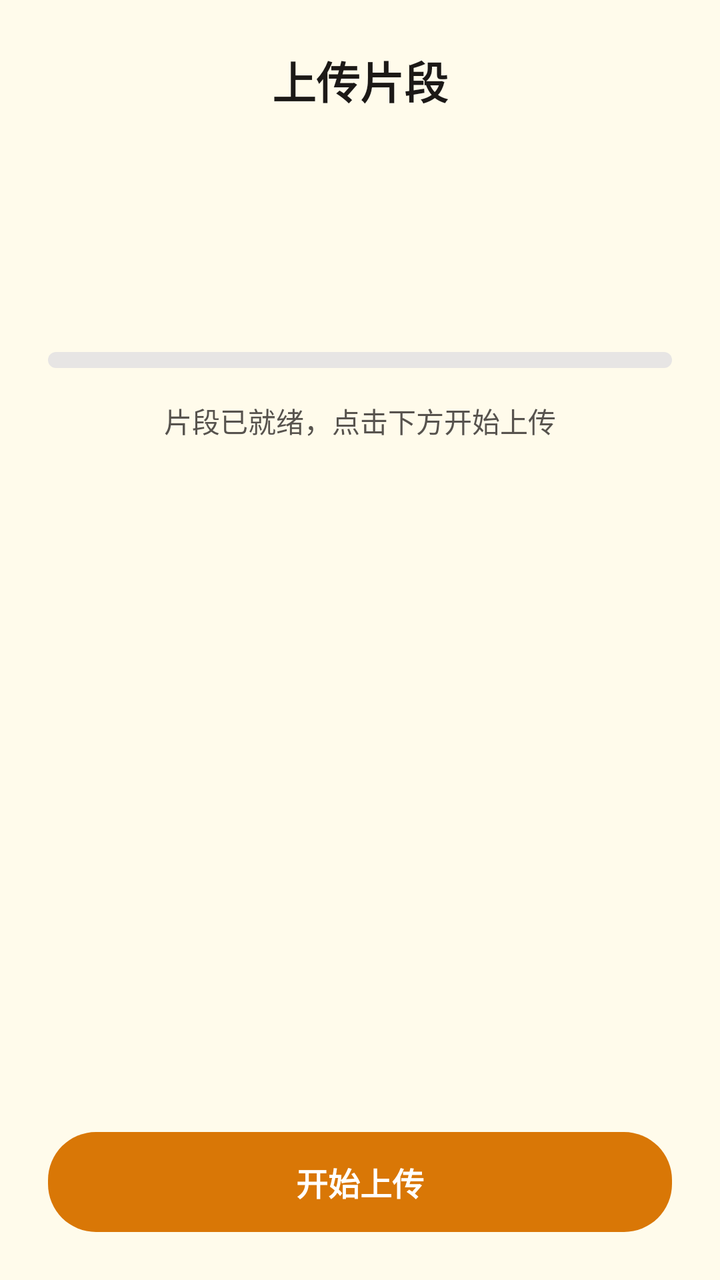
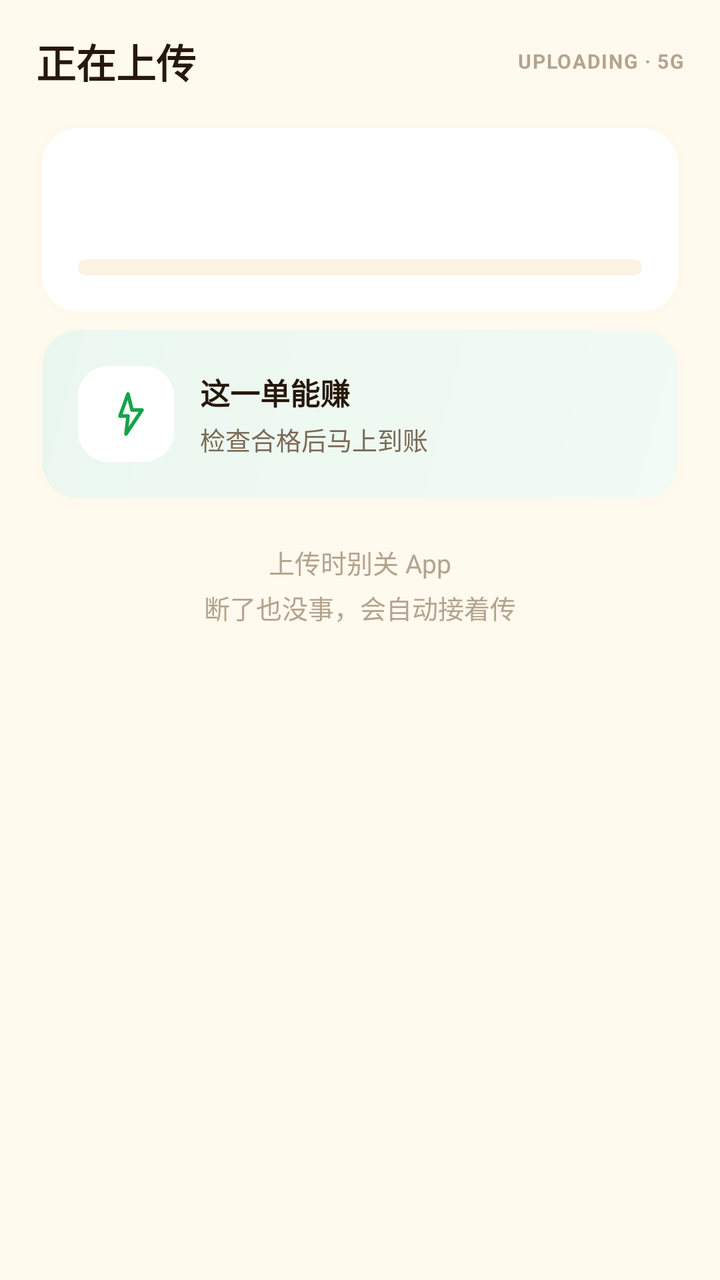

Screens rendered from an Android XML layout before and after an edit, with the pre-edit source and the edit as a unified diff.
<!-- AndroidManifest.xml: application theme Theme.SmartNa -->
<!-- res/layout/activity_upload.xml -->
<?xml version="1.0" encoding="utf-8"?>
<LinearLayout xmlns:android="http://schemas.android.com/apk/res/android"
    android:layout_width="match_parent"
    android:layout_height="match_parent"
    android:background="@color/bg_gray"
    android:gravity="center_horizontal"
    android:orientation="vertical"
    android:padding="24dp">

    <TextView
        android:layout_width="wrap_content"
        android:layout_height="wrap_content"
        android:text="@string/upload_title"
        android:textColor="@color/text_dark"
        android:textSize="22sp"
        android:textStyle="bold" />

    <TextView
        android:id="@+id/tvTaskTitle"
        android:layout_width="match_parent"
        android:layout_height="wrap_content"
        android:layout_marginTop="12dp"
        android:gravity="center"
        android:textColor="@color/text_gray"
        android:textSize="14sp" />

    <TextView
        android:id="@+id/tvClipInfo"
        android:layout_width="match_parent"
        android:layout_height="wrap_content"
        android:layout_marginTop="8dp"
        android:gravity="center"
        android:textColor="@color/text_dark"
        android:textSize="16sp"
        android:textStyle="bold" />

    <TextView
        android:id="@+id/tvDuration"
        android:layout_width="match_parent"
        android:layout_height="wrap_content"
        android:layout_marginTop="8dp"
        android:gravity="center"
        android:textColor="@color/text_gray"
        android:textSize="14sp" />

    <ProgressBar
        android:id="@+id/progressBar"
        style="@android:style/Widget.ProgressBar.Horizontal"
        android:layout_width="match_parent"
        android:layout_height="8dp"
        android:layout_marginTop="32dp"
        android:max="100"
        android:progress="0"
        android:progressDrawable="@drawable/bg_progress_bar" />

    <TextView
        android:id="@+id/tvStatus"
        android:layout_width="match_parent"
        android:layout_height="wrap_content"
        android:layout_marginTop="16dp"
        android:gravity="center"
        android:text="@string/upload_ready"
        android:textColor="@color/text_gray"
        android:textSize="14sp" />

    <View
        android:layout_width="0dp"
        android:layout_height="0dp"
        android:layout_weight="1" />

    <TextView
        android:id="@+id/btnStartUpload"
        android:layout_width="match_parent"
        android:layout_height="50dp"
        android:background="@drawable/bg_btn_primary"
        android:gravity="center"
        android:text="@string/upload_start"
        android:textColor="@color/card_white"
        android:textSize="16sp"
        android:textStyle="bold" />

    <TextView
        android:id="@+id/btnContinueCapture"
        android:layout_width="match_parent"
        android:layout_height="50dp"
        android:background="@drawable/bg_btn_outline"
        android:gravity="center"
        android:text="@string/upload_continue_capture"
        android:textColor="@color/text_dark"
        android:textSize="16sp"
        android:textStyle="bold"
        android:visibility="gone" />

    <TextView
        android:id="@+id/btnToTasks"
        android:layout_width="match_parent"
        android:layout_height="50dp"
        android:layout_marginTop="12dp"
        android:background="@drawable/bg_btn_primary"
        android:gravity="center"
        android:text="@string/upload_to_tasks"
        android:textColor="@color/card_white"
        android:textSize="16sp"
        android:textStyle="bold"
        android:visibility="gone" />
</LinearLayout>
<!-- resources referenced by this layout -->
<resources>
  <color name="bg_gray">@color/bg_page</color>
  <color name="text_gray">@color/text_secondary</color>
  <!-- drawable bg_btn_outline (drawable) -->
  <?xml version="1.0" encoding="utf-8"?>
  <shape xmlns:android="http://schemas.android.com/apk/res/android">
      <solid android:color="@color/card_white" />
      <corners android:radius="50dp" />
      <stroke android:width="1dp" android:color="@color/divider_gray" />
  </shape>
  <!-- drawable bg_btn_primary (drawable) -->
  <?xml version="1.0" encoding="utf-8"?>
  <shape xmlns:android="http://schemas.android.com/apk/res/android">
      <solid android:color="@color/brand_primary" />
      <corners android:radius="24dp" />
  </shape>
  <!-- drawable bg_progress_bar (drawable) -->
  <?xml version="1.0" encoding="utf-8"?>
  <layer-list xmlns:android="http://schemas.android.com/apk/res/android">
      <item android:id="@android:id/background">
          <shape>
              <solid android:color="@color/progress_track" />
              <corners android:radius="4dp" />
          </shape>
      </item>
      <item android:id="@android:id/progress">
          <clip>
              <shape>
                  <solid android:color="?attr/colorPrimary" />
                  <corners android:radius="4dp" />
              </shape>
          </clip>
      </item>
  </layer-list>
  <string name="upload_continue_capture">继续采集下一段</string>
  <string name="upload_ready">片段已就绪，点击下方开始上传</string>
  <string name="upload_title">上传片段</string>
  <string name="upload_to_tasks">返回我的任务</string>
  <color name="bg_page">#FFFBEB</color>
  <color name="text_primary">#1C1917</color>
  <color name="text_secondary">#57534E</color>
  <color name="divider_gray">@color/border_default</color>
  <color name="brand_primary">#D97706</color>
  <color name="progress_track">@color/border_default</color>
  <color name="brand_primary_active">#B45309</color>
  <color name="border_default">#E7E5E4</color>
  <!-- unchanged entries left out for length: 7 -->
</resources>

<!-- the commit's change to res/layout/activity_upload.xml (unified diff, before → after) -->
@@ -1,106 +1,286 @@
 <?xml version="1.0" encoding="utf-8"?>
 <LinearLayout xmlns:android="http://schemas.android.com/apk/res/android"
+    xmlns:app="http://schemas.android.com/apk/res-auto"
     android:layout_width="match_parent"
     android:layout_height="match_parent"
-    android:background="@color/bg_gray"
-    android:gravity="center_horizontal"
-    android:orientation="vertical"
-    android:padding="24dp">
-
-    <TextView
-        android:layout_width="wrap_content"
-        android:layout_height="wrap_content"
-        android:text="@string/upload_title"
-        android:textColor="@color/text_dark"
-        android:textSize="22sp"
-        android:textStyle="bold" />
-
-    <TextView
-        android:id="@+id/tvTaskTitle"
+    android:background="@color/bg_page"
+    android:orientation="vertical">
+
+    <LinearLayout
         android:layout_width="match_parent"
         android:layout_height="wrap_content"
-        android:layout_marginTop="12dp"
-        android:gravity="center"
-        android:textColor="@color/text_gray"
-        android:textSize="14sp" />
-
-    <TextView
-        android:id="@+id/tvClipInfo"
+        android:gravity="center_vertical"
+        android:orientation="horizontal"
+        android:paddingStart="18dp"
+        android:paddingTop="16dp"
+        android:paddingEnd="18dp">
+
+        <TextView
+            android:id="@+id/tvUploadTitle"
+            android:layout_width="0dp"
+            android:layout_height="wrap_content"
+            android:layout_weight="1"
+            android:text="@string/upload_title"
+            android:textColor="@color/text_primary"
+            android:textSize="20sp"
+            android:textStyle="bold" />
+
+        <TextView
+            android:layout_width="wrap_content"
+            android:layout_height="wrap_content"
+            android:letterSpacing="0.06"
+            android:text="@string/upload_tag"
+            android:textColor="@color/text_tertiary"
+            android:textSize="10sp"
+            android:textStyle="bold" />
+    </LinearLayout>
+
+    <androidx.core.widget.NestedScrollView
+        android:layout_width="match_parent"
+        android:layout_height="0dp"
+        android:layout_weight="1"
+        android:clipChildren="false"
+        android:clipToPadding="false"
+        android:overScrollMode="never"
+        android:paddingStart="18dp"
+        android:paddingTop="14dp"
+        android:paddingEnd="18dp"
+        android:paddingBottom="12dp">
+
+        <LinearLayout
+            android:layout_width="match_parent"
+            android:layout_height="wrap_content"
+            android:clipChildren="false"
+            android:orientation="vertical">
+
+            <com.google.android.material.card.MaterialCardView
+                android:layout_width="match_parent"
+                android:layout_height="wrap_content"
+                style="@style/Widget.SmartNa.Card">
+
+            <LinearLayout
+                android:layout_width="match_parent"
+                android:layout_height="wrap_content"
+                android:orientation="vertical"
+                android:padding="18dp">
+
+                <LinearLayout
+                    android:layout_width="match_parent"
+                    android:layout_height="wrap_content"
+                    android:gravity="center_vertical"
+                    android:orientation="horizontal">
+
+                    <LinearLayout
+                        android:layout_width="0dp"
+                        android:layout_height="wrap_content"
+                        android:layout_weight="1"
+                        android:orientation="vertical">
+
+                        <TextView
+                            android:id="@+id/tvClipInfo"
+                            android:layout_width="wrap_content"
+                            android:layout_height="wrap_content"
+                            android:textColor="@color/text_primary"
+                            android:textSize="14sp"
+                            android:textStyle="bold" />
+
+                        <TextView
+                            android:id="@+id/tvDuration"
+                            android:layout_width="wrap_content"
+                            android:layout_height="wrap_content"
+                            android:layout_marginTop="3dp"
+                            android:textColor="@color/text_tertiary"
+                            android:textSize="11.5sp" />
+                    </LinearLayout>
+
+                    <TextView
+                        android:id="@+id/tvStatus"
+                        android:layout_width="wrap_content"
+                        android:layout_height="wrap_content"
+                        android:textColor="@color/brand_primary"
+                        android:textSize="18sp"
+                        android:textStyle="bold" />
+                </LinearLayout>
+
+                <ProgressBar
+                    android:id="@+id/progressBar"
+                    style="@android:style/Widget.ProgressBar.Horizontal"
+                    android:layout_width="match_parent"
+                    android:layout_height="8dp"
+                    android:layout_marginTop="10dp"
+                    android:max="100"
+                    android:progress="0"
+                    android:progressDrawable="@drawable/bg_upload_bar" />
+            </LinearLayout>
+            </com.google.android.material.card.MaterialCardView>
+
+            <com.google.android.material.card.MaterialCardView
+                android:id="@+id/nextCard"
+                android:layout_width="match_parent"
+                android:layout_height="wrap_content"
+                android:visibility="gone"
+                style="@style/Widget.SmartNa.Card">
+
+            <LinearLayout
+                android:layout_width="match_parent"
+                android:layout_height="wrap_content"
+                android:gravity="center_vertical"
+                android:orientation="horizontal"
+                android:padding="18dp">
+
+                <LinearLayout
+                    android:layout_width="0dp"
+                    android:layout_height="wrap_content"
+                    android:layout_weight="1"
+                    android:orientation="vertical">
+
+                    <TextView
+                        android:id="@+id/tvNextQueue"
+                        android:layout_width="wrap_content"
+                        android:layout_height="wrap_content"
+                        android:textColor="@color/text_primary"
+                        android:textSize="14sp"
+                        android:textStyle="bold" />
+
+                    <TextView
+                        android:layout_width="wrap_content"
+                        android:layout_height="wrap_content"
+                        android:layout_marginTop="3dp"
+                        android:text="@string/upload_queued"
+                        android:textColor="@color/text_tertiary"
+                        android:textSize="11.5sp" />
+                </LinearLayout>
+
+                <TextView
+                    android:layout_width="wrap_content"
+                    android:layout_height="28dp"
+                    android:background="@drawable/bg_pill_ghost"
+                    android:gravity="center"
+                    android:paddingStart="12dp"
+                    android:paddingEnd="12dp"
+                    android:text="@string/upload_waiting"
+                    android:textColor="@color/text_secondary"
+                    android:textSize="12.5sp"
+                    android:textStyle="bold" />
+            </LinearLayout>
+            </com.google.android.material.card.MaterialCardView>
+
+            <com.google.android.material.card.MaterialCardView
+                android:layout_width="match_parent"
+                android:layout_height="wrap_content"
+                style="@style/Widget.SmartNa.Card"
+                app:cardBackgroundColor="#F2FBF4">
+
+            <LinearLayout
+                android:layout_width="match_parent"
+                android:layout_height="wrap_content"
+                android:background="@drawable/bg_earn_card"
+                android:gravity="center_vertical"
+                android:orientation="horizontal"
+                android:padding="18dp">
+
+                <FrameLayout
+                    android:layout_width="48dp"
+                    android:layout_height="48dp"
+                    android:background="@drawable/bg_earn_icon">
+
+                    <ImageView
+                        android:layout_width="24dp"
+                        android:layout_height="24dp"
+                        android:layout_gravity="center"
+                        android:contentDescription="@null"
+                        android:src="@drawable/ic_bolt" />
+                </FrameLayout>
+
+                <LinearLayout
+                    android:layout_width="0dp"
+                    android:layout_height="wrap_content"
+                    android:layout_marginStart="13dp"
+                    android:layout_weight="1"
+                    android:orientation="vertical">
+
+                    <TextView
+                        android:layout_width="wrap_content"
+                        android:layout_height="wrap_content"
+                        android:text="@string/upload_earn_title"
+                        android:textColor="@color/text_primary"
+                        android:textSize="15sp"
+                        android:textStyle="bold" />
+
+                    <TextView
+                        android:layout_width="wrap_content"
+                        android:layout_height="wrap_content"
+                        android:layout_marginTop="3dp"
+                        android:text="@string/upload_earn_sub"
+                        android:textColor="@color/text_secondary"
+                        android:textSize="12.5sp" />
+                </LinearLayout>
+
+                <TextView
+                    android:id="@+id/tvEarnPreview"
+                    android:layout_width="wrap_content"
+                    android:layout_height="wrap_content"
+                    android:textColor="@color/money_green"
+                    android:textSize="26sp"
+                    android:textStyle="bold" />
+            </LinearLayout>
+            </com.google.android.material.card.MaterialCardView>
+
+            <TextView
+                android:layout_width="match_parent"
+                android:layout_height="wrap_content"
+                android:layout_marginTop="18dp"
+                android:gravity="center"
+                android:lineSpacingExtra="4dp"
+                android:text="@string/upload_keep_app"
+                android:textColor="@color/text_tertiary"
+                android:textSize="13sp" />
+        </LinearLayout>
+    </androidx.core.widget.NestedScrollView>
+
+    <LinearLayout
         android:layout_width="match_parent"
         android:layout_height="wrap_content"
-        android:layout_marginTop="8dp"
-        android:gravity="center"
-        android:textColor="@color/text_dark"
-        android:textSize="16sp"
-        android:textStyle="bold" />
-
-    <TextView
-        android:id="@+id/tvDuration"
-        android:layout_width="match_parent"
-        android:layout_height="wrap_content"
-        android:layout_marginTop="8dp"
-        android:gravity="center"
-        android:textColor="@color/text_gray"
-        android:textSize="14sp" />
-
-    <ProgressBar
-        android:id="@+id/progressBar"
-        style="@android:style/Widget.ProgressBar.Horizontal"
-        android:layout_width="match_parent"
-        android:layout_height="8dp"
-        android:layout_marginTop="32dp"
-        android:max="100"
-        android:progress="0"
-        android:progressDrawable="@drawable/bg_progress_bar" />
-
-    <TextView
-        android:id="@+id/tvStatus"
-        android:layout_width="match_parent"
-        android:layout_height="wrap_content"
-        android:layout_marginTop="16dp"
-        android:gravity="center"
-        android:text="@string/upload_ready"
-        android:textColor="@color/text_gray"
-        android:textSize="14sp" />
-
-    <View
-        android:layout_width="0dp"
-        android:layout_height="0dp"
-        android:layout_weight="1" />
-
-    <TextView
-        android:id="@+id/btnStartUpload"
-        android:layout_width="match_parent"
-        android:layout_height="50dp"
-        android:background="@drawable/bg_btn_primary"
-        android:gravity="center"
-        android:text="@string/upload_start"
-        android:textColor="@color/card_white"
-        android:textSize="16sp"
-        android:textStyle="bold" />
-
-    <TextView
-        android:id="@+id/btnContinueCapture"
-        android:layout_width="match_parent"
-        android:layout_height="50dp"
-        android:background="@drawable/bg_btn_outline"
-        android:gravity="center"
-        android:text="@string/upload_continue_capture"
-        android:textColor="@color/text_dark"
-        android:textSize="16sp"
-        android:textStyle="bold"
-        android:visibility="gone" />
-
-    <TextView
-        android:id="@+id/btnToTasks"
-        android:layout_width="match_parent"
-        android:layout_height="50dp"
-        android:layout_marginTop="12dp"
-        android:background="@drawable/bg_btn_primary"
-        android:gravity="center"
-        android:text="@string/upload_to_tasks"
-        android:textColor="@color/card_white"
-        android:textSize="16sp"
-        android:textStyle="bold"
-        android:visibility="gone" />
+        android:orientation="vertical"
+        android:paddingStart="18dp"
+        android:paddingEnd="18dp"
+        android:paddingBottom="26dp">
+
+        <TextView
+            android:id="@+id/btnStartUpload"
+            android:layout_width="match_parent"
+            android:layout_height="54dp"
+            android:background="@drawable/bg_btn_primary"
+            android:gravity="center"
+            android:text="@string/upload_start"
+            android:textColor="@color/white"
+            android:textSize="17sp"
+            android:textStyle="bold"
+            android:visibility="gone" />
+
+        <TextView
+            android:id="@+id/btnContinueCapture"
+            android:layout_width="match_parent"
+            android:layout_height="54dp"
+            android:background="@drawable/bg_btn_primary"
+            android:gravity="center"
+            android:text="@string/upload_continue_capture"
+            android:textColor="@color/white"
+            android:textSize="17sp"
+            android:textStyle="bold"
+            android:visibility="gone" />
+
+        <TextView
+            android:id="@+id/btnToTasks"
+            android:layout_width="match_parent"
+            android:layout_height="48dp"
+            android:layout_marginTop="10dp"
+            android:background="@drawable/bg_btn_ghost"
+            android:gravity="center"
+            android:text="@string/upload_to_tasks"
+            android:textColor="@color/brand_primary_active"
+            android:textSize="15sp"
+            android:textStyle="bold"
+            android:visibility="gone" />
+    </LinearLayout>
 </LinearLayout>
<!-- resource entries referenced after the edit -->
@@ -1,50 +1,109 @@
 <!-- resources referenced by this layout -->
 <resources>
-  <color name="bg_gray">@color/bg_page</color>
-  <color name="text_gray">@color/text_secondary</color>
-  <!-- drawable bg_btn_outline (drawable) -->
-  <?xml version="1.0" encoding="utf-8"?>
-  <shape xmlns:android="http://schemas.android.com/apk/res/android">
-      <solid android:color="@color/card_white" />
-      <corners android:radius="50dp" />
-      <stroke android:width="1dp" android:color="@color/divider_gray" />
-  </shape>
   <!-- drawable bg_btn_primary (drawable) -->
   <?xml version="1.0" encoding="utf-8"?>
   <shape xmlns:android="http://schemas.android.com/apk/res/android">
       <solid android:color="@color/brand_primary" />
-      <corners android:radius="24dp" />
+      <corners android:radius="27dp" />
   </shape>
-  <!-- drawable bg_progress_bar (drawable) -->
+  <!-- drawable bg_earn_card (drawable) -->
+  <?xml version="1.0" encoding="utf-8"?>
+  <shape xmlns:android="http://schemas.android.com/apk/res/android">
+      <gradient
+          android:angle="135"
+          android:endColor="@color/money_green_soft"
+          android:startColor="#F2FBF4" />
+      <corners android:radius="18dp" />
+  </shape>
+  <!-- drawable bg_earn_icon (drawable) -->
+  <?xml version="1.0" encoding="utf-8"?>
+  <shape xmlns:android="http://schemas.android.com/apk/res/android">
+      <solid android:color="@color/white" />
+      <corners android:radius="15dp" />
+  </shape>
+  <!-- drawable bg_pill_ghost (drawable) -->
+  <?xml version="1.0" encoding="utf-8"?>
+  <shape xmlns:android="http://schemas.android.com/apk/res/android">
+      <solid android:color="@color/white" />
+      <stroke
+          android:width="1.5dp"
+          android:color="@color/border_default" />
+      <corners android:radius="14dp" />
+  </shape>
+  <!-- drawable bg_upload_bar (drawable) -->
   <?xml version="1.0" encoding="utf-8"?>
   <layer-list xmlns:android="http://schemas.android.com/apk/res/android">
       <item android:id="@android:id/background">
           <shape>
-              <solid android:color="@color/progress_track" />
+              <solid android:color="@color/hair_line" />
               <corners android:radius="4dp" />
           </shape>
       </item>
       <item android:id="@android:id/progress">
           <clip>
               <shape>
-                  <solid android:color="?attr/colorPrimary" />
+                  <gradient
+                      android:angle="0"
+                      android:endColor="@color/brand_primary_hover"
+                      android:startColor="#EA6A05" />
                   <corners android:radius="4dp" />
               </shape>
           </clip>
       </item>
   </layer-list>
-  <string name="upload_continue_capture">继续采集下一段</string>
-  <string name="upload_ready">片段已就绪，点击下方开始上传</string>
-  <string name="upload_title">上传片段</string>
-  <string name="upload_to_tasks">返回我的任务</string>
-  <color name="bg_page">#FFFBEB</color>
-  <color name="text_primary">#1C1917</color>
-  <color name="text_secondary">#57534E</color>
-  <color name="divider_gray">@color/border_default</color>
-  <color name="brand_primary">#D97706</color>
-  <color name="progress_track">@color/border_default</color>
-  <color name="brand_primary_active">#B45309</color>
-  <color name="border_default">#E7E5E4</color>
+  <!-- drawable ic_bolt (drawable) -->
+  <?xml version="1.0" encoding="utf-8"?>
+  <vector xmlns:android="http://schemas.android.com/apk/res/android"
+      android:width="24dp"
+      android:height="24dp"
+      android:viewportWidth="24"
+      android:viewportHeight="24">
+      <path
+          android:fillColor="@android:color/transparent"
+          android:pathData="M13,2 L9,13h4l-1,9 8,-12h-5z"
+          android:strokeWidth="1.8"
+          android:strokeColor="@color/money_green"
+          android:strokeLineCap="round"
+          android:strokeLineJoin="round" />
+  </vector>
+  <string name="upload_continue_capture">继续拍下一条</string>
+  <string name="upload_earn_sub">检查合格后马上到账</string>
+  <string name="upload_earn_title">这一单能赚</string>
+  <string name="upload_keep_app">上传时别关 App\n断了也没事，会自动接着传</string>
+  <string name="upload_queued">排着队呢</string>
+  <string name="upload_tag">UPLOADING · 5G</string>
+  <string name="upload_title">正在上传</string>
+  <string name="upload_to_tasks">回我的活儿</string>
+  <string name="upload_waiting">等待中</string>
+  <style name="Widget.SmartNa.Card" parent="Widget.MaterialComponents.CardView">
+          <item name="cardBackgroundColor">@color/card_white</item>
+          <item name="cardCornerRadius">18dp</item>
+          <item name="cardElevation">3dp</item>
+          <item name="cardUseCompatPadding">true</item>
+          <item name="strokeWidth">0dp</item>
+          <item name="cardPreventCornerOverlap">false</item>
+          <item name="rippleColor">@android:color/transparent</item>
+          <item name="android:clickable">false</item>
+          <item name="android:focusable">false</item>
+      </style>
+  <color name="brand_soft">#FFF0DB</color>
+  <color name="money_green_soft">#EAF7EF</color>
+  <color name="bg_page">#FFF9EE</color>
+  <color name="text_primary">#26180A</color>
+  <color name="text_secondary">#7A6A55</color>
+  <color name="text_tertiary">#B3A48E</color>
+  <!-- drawable bg_btn_ghost (drawable) -->
+  <?xml version="1.0" encoding="utf-8"?>
+  <shape xmlns:android="http://schemas.android.com/apk/res/android">
+      <solid android:color="@color/brand_soft" />
+      <corners android:radius="27dp" />
+  </shape>
+  <color name="brand_primary">#F58220</color>
+  <color name="brand_primary_active">#C05A00</color>
+  <color name="money_green">#16A34A</color>
+  <color name="border_default">#F6E7D0</color>
+  <color name="hair_line">#FBF2E2</color>
+  <color name="brand_primary_hover">#FF9E2E</color>
   <!-- unchanged entries left out for length: 7 -->
 </resources>
 
